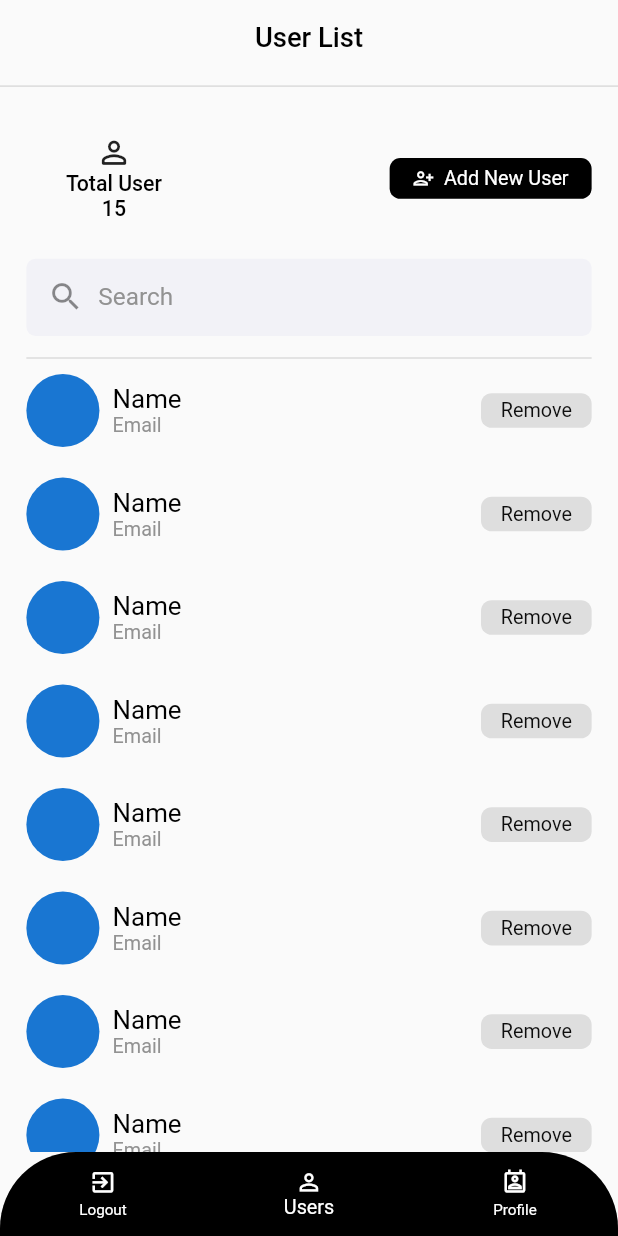
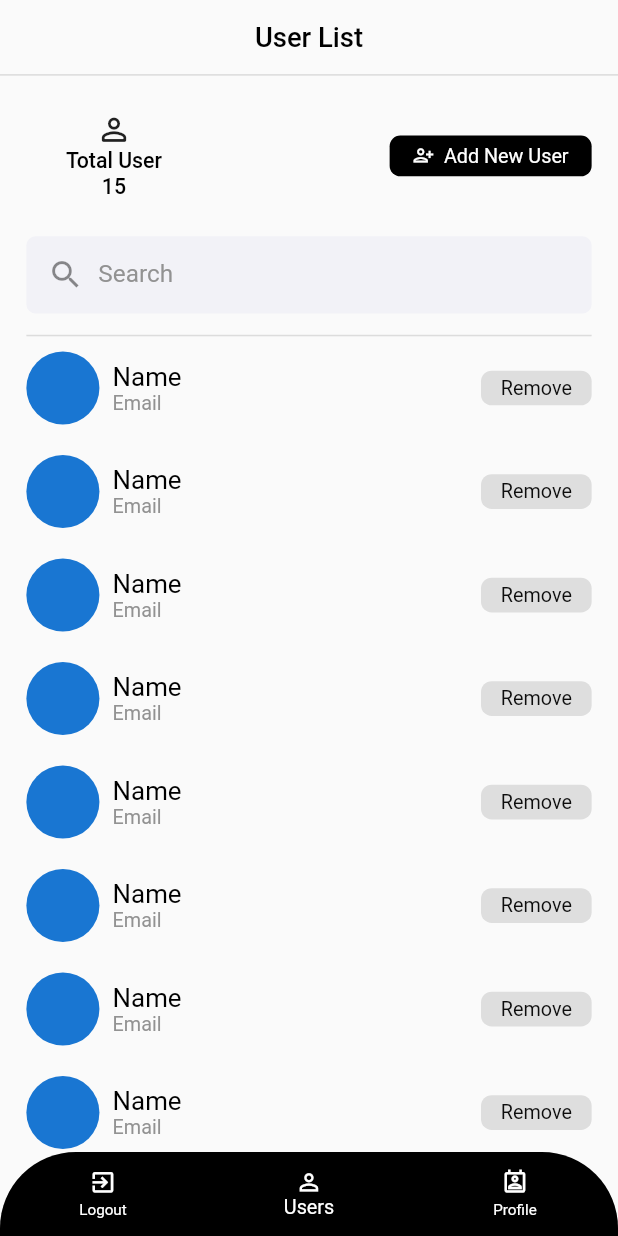
Before and after one commit to nayeemtby/kita, a Flutter app: the HomeScr screen opened directly, on a phone screen of 412 x 824 dp. Run offline on Flutter 3.47's test engine with Material 2 defaults, Android fonts, the phone set to English and light mode, and no system bars; our stand-ins replace file_picker, flutter_screenutil; missing offline and left inert: firebase_auth_rest; accounts and stored records are empty.

Commit message:
More fixes

```diff
--- a/lib/screens/users.dart
+++ b/lib/screens/users.dart
@@ -31,6 +31,7 @@ class UsersPage extends StatelessWidget {
         ),
         Divider(
           thickness: 1.sp,
+          height: 1.sp,
         ),
         Padding(
           padding: EdgeInsets.symmetric(horizontal: 16.w, vertical: 24.h),
```
